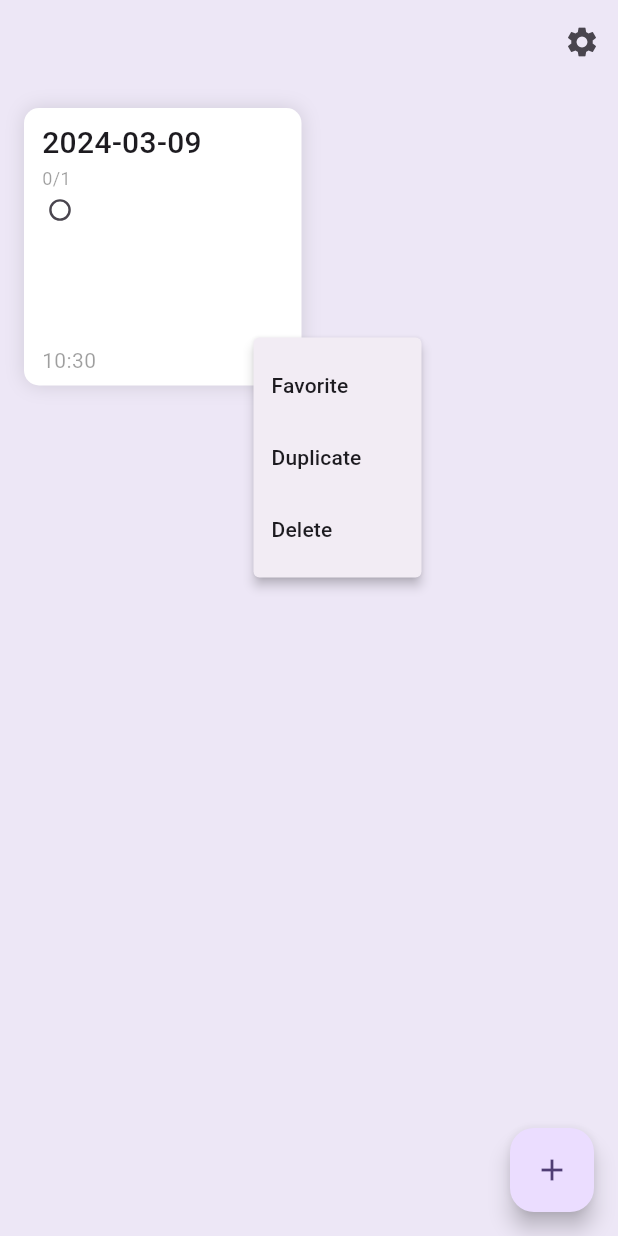
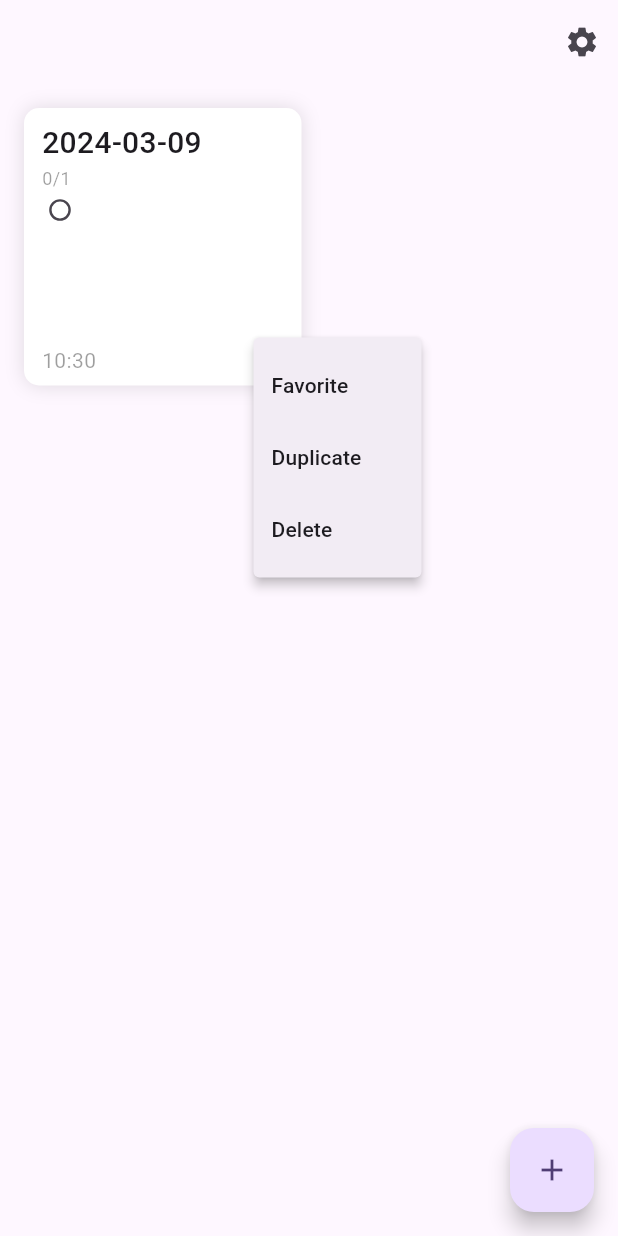
Before and after one commit to hawkeye-xb/checklist, a Flutter app: the screen it shows after launch, after a tap on the "add" icon, after a tap on the "keyboard control" icon, on a phone screen of 412 x 824 dp. Run offline on Flutter 3.47's test engine with Material 3 defaults, Android fonts, the phone set to English and light mode, and no system bars; our stand-ins replace sqflite; accounts and stored records are empty.

Commit message:
颜色方案

```diff
--- a/lib/details.dart
+++ b/lib/details.dart
@@ -203,7 +203,7 @@ class _DetailsPageState extends State<DetailsPage> {
                       padding: const EdgeInsets.fromLTRB(12.0, 0, 16.0, 0),
                       margin: const EdgeInsets.fromLTRB(0, 0.0, 0, 4.0), // or 8px
                       decoration: BoxDecoration(
-                        color: Colors.white,
+                        color: Theme.of(context).colorScheme.surfaceVariant,
                         borderRadius: BorderRadius.circular(10.0),
                       ),
                       child: Flex(
@@ -251,8 +251,11 @@ class _DetailsPageState extends State<DetailsPage> {
                                 // onFieldSubmitted: (value) {
                                 //   _addTextFormField();
                                 // },
-                                decoration: const InputDecoration(
+                                decoration: InputDecoration(
                                   border: InputBorder.none,
+                                  labelStyle: TextStyle(
+                                    color: Theme.of(context).colorScheme.onSurface,
+                                  ), // default?
                                 ),
                                 controller: _controllers[index],
                                 style: TextStyle(
--- a/lib/main.dart
+++ b/lib/main.dart
@@ -21,20 +21,22 @@ class MyApp extends StatelessWidget {
   @override
   Widget build(BuildContext context) {
     // TODO：设置主题
-    final Color backgroundColor = Colors.deepPurple.shade50;
+    // final Color backgroundColor = Colors.deepPurple.shade50;
+    // 使用ColorScheme.fromSeed来创建颜色方案
+    final ColorScheme colorScheme = ColorScheme.fromSeed(
+      seedColor: Colors.deepPurple,
+      // background: backgroundColor,
+    );
 
     return MaterialApp(
       title: 'Flutter Demo',
       theme: ThemeData(
-        appBarTheme: AppBarTheme(
-          backgroundColor: backgroundColor,
-        ),
-        colorScheme: ColorScheme.fromSeed(
-          seedColor: Colors.deepPurple,
-          background: backgroundColor,
-        ),
-        scaffoldBackgroundColor: backgroundColor,
+        // appBarTheme: AppBarTheme(
+        //   backgroundColor: backgroundColor,
+        // ),
+        colorScheme: colorScheme,
         useMaterial3: true,
+        // scaffoldBackgroundColor: backgroundColor,
       ),
       home: const MyHomePage(),
     );
```
